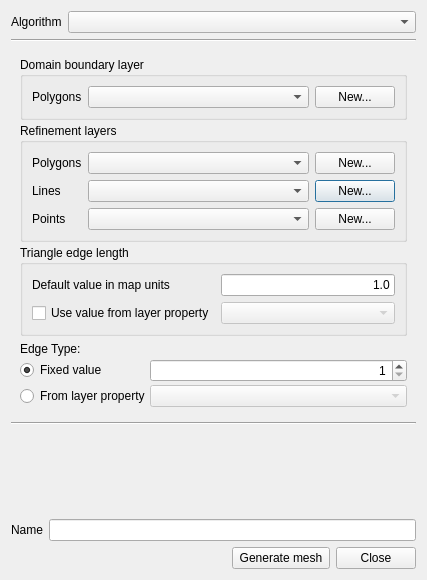
Qt form MeshToolsPlugin/ui_meshtoolsplugin.ui (jdugge/MeshTools) before a commit.
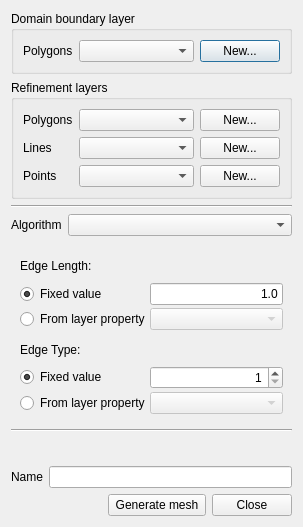
The same form after that commit.

What changed in the file:
```diff
--- a/MeshToolsPlugin/ui_meshtoolsplugin.ui
+++ b/MeshToolsPlugin/ui_meshtoolsplugin.ui
@@ -6,8 +6,8 @@
    <rect>
     <x>0</x>
     <y>0</y>
-    <width>427</width>
-    <height>580</height>
+    <width>303</width>
+    <height>527</height>
    </rect>
   </property>
   <property name="windowTitle">
@@ -15,16 +15,20 @@
   </property>
   <layout class="QVBoxLayout" name="verticalLayout">
    <item>
-    <layout class="QHBoxLayout" name="horizontalLayout">
-     <item>
-      <widget class="QLabel" name="label_6">
+    <widget class="QGroupBox" name="groupBox_2">
+     <property name="title">
+      <string>Domain boundary layer</string>
+     </property>
+     <layout class="QGridLayout" name="gridLayout">
+      <item row="0" column="0">
+       <widget class="QLabel" name="label_9">
        <property name="text">
-        <string>Algorithm</string>
+         <string>Polygons</string>
        </property>
       </widget>
      </item>
-     <item>
-      <widget class="QComboBox" name="cbAlgorithm">
+      <item row="0" column="1">
+       <widget class="QComboBox" name="cbBoundaryPolygons">
        <property name="sizePolicy">
         <sizepolicy hsizetype="Preferred" vsizetype="Fixed">
          <horstretch>1</horstretch>
@@ -33,44 +37,17 @@
        </property>
       </widget>
      </item>
-    </layout>
-   </item>
-   <item>
-    <widget class="Line" name="line_2">
-     <property name="orientation">
-      <enum>Qt::Horizontal</enum>
-     </property>
+      <item row="0" column="2">
+       <widget class="QPushButton" name="pbNewPolygons_2">
+        <property name="text">
+         <string>New...</string>
+        </property>
+       </widget>
+      </item>
+     </layout>
     </widget>
    </item>
    <item>
-    <widget class="QStackedWidget" name="swAlgorithmControls">
-     <property name="frameShape">
-      <enum>QFrame::NoFrame</enum>
-     </property>
-     <property name="frameShadow">
-      <enum>QFrame::Plain</enum>
-     </property>
-     <property name="currentIndex">
-      <number>0</number>
-     </property>
-     <widget class="QWidget" name="pageEasyMesh">
-      <layout class="QVBoxLayout" name="verticalLayout_2">
-       <item>
-        <widget class="QWidget" name="wEdgeLength" native="true">
-         <property name="enabled">
-          <bool>true</bool>
-         </property>
-         <layout class="QGridLayout" name="gridLayout_3">
-          <property name="horizontalSpacing">
-           <number>0</number>
-          </property>
-          <property name="verticalSpacing">
-           <number>3</number>
-          </property>
-          <property name="margin">
-           <number>0</number>
-          </property>
-          <item row="1" column="0" colspan="2">
            <widget class="QGroupBox" name="groupBox">
             <property name="title">
              <string>Refinement layers</string>
@@ -146,21 +123,24 @@
             <zorder>pbNewPoints</zorder>
            </widget>
           </item>
-          <item row="0" column="0" colspan="2">
-           <widget class="QGroupBox" name="groupBox_2">
-            <property name="title">
-             <string>Domain boundary layer</string>
-            </property>
-            <layout class="QGridLayout" name="gridLayout">
-             <item row="0" column="0">
-              <widget class="QLabel" name="label_9">
+   <item>
+    <widget class="Line" name="line_2">
+     <property name="orientation">
+      <enum>Qt::Horizontal</enum>
+     </property>
+    </widget>
+   </item>
+   <item>
+    <layout class="QHBoxLayout" name="horizontalLayout">
+     <item>
+      <widget class="QLabel" name="label_6">
                <property name="text">
-                <string>Polygons</string>
+        <string>Algorithm</string>
                </property>
               </widget>
              </item>
-             <item row="0" column="1">
-              <widget class="QComboBox" name="cbBoundaryPolygons">
+     <item>
+      <widget class="QComboBox" name="cbAlgorithm">
                <property name="sizePolicy">
                 <sizepolicy hsizetype="Preferred" vsizetype="Fixed">
                  <horstretch>1</horstretch>
@@ -169,30 +149,71 @@
                </property>
               </widget>
              </item>
-             <item row="0" column="2">
-              <widget class="QPushButton" name="pbNewPolygons_2">
-               <property name="text">
-                <string>New...</string>
-               </property>
-              </widget>
-             </item>
-            </layout>
-           </widget>
-          </item>
-          <item row="2" column="0">
-           <widget class="QGroupBox" name="groupBox_3">
-            <property name="title">
-             <string>Triangle edge length</string>
-            </property>
-            <layout class="QGridLayout" name="gridLayout_7">
+    </layout>
+   </item>
+   <item>
+    <widget class="QStackedWidget" name="swAlgorithmControls">
+     <property name="frameShape">
+      <enum>QFrame::NoFrame</enum>
+     </property>
+     <property name="frameShadow">
+      <enum>QFrame::Plain</enum>
+     </property>
+     <property name="currentIndex">
+      <number>0</number>
+     </property>
+     <widget class="QWidget" name="pageEasyMesh">
+      <layout class="QVBoxLayout" name="verticalLayout_2">
+       <item>
+        <widget class="QWidget" name="wEdgeLength" native="true">
+         <property name="enabled">
+          <bool>true</bool>
+         </property>
+         <layout class="QGridLayout" name="gridLayout_3">
+          <property name="horizontalSpacing">
+           <number>0</number>
+          </property>
+          <property name="verticalSpacing">
+           <number>3</number>
+          </property>
+          <property name="margin">
+           <number>0</number>
+          </property>
              <item row="0" column="0">
-              <widget class="QLabel" name="label_10">
+           <widget class="QLabel" name="label_4">
                <property name="text">
-                <string>Default value in map units</string>
+             <string>Edge Length:</string>
                </property>
               </widget>
              </item>
-             <item row="0" column="1">
+          <item row="2" column="0" colspan="2">
+           <widget class="QRadioButton" name="rbLengthFromLayer">
+            <property name="text">
+             <string>From layer property</string>
+            </property>
+            <property name="checked">
+             <bool>false</bool>
+            </property>
+           </widget>
+          </item>
+          <item row="2" column="2">
+           <widget class="QComboBox" name="cbLength">
+            <property name="enabled">
+             <bool>false</bool>
+            </property>
+           </widget>
+          </item>
+          <item row="1" column="0">
+           <widget class="QRadioButton" name="rbLengthFixed">
+            <property name="text">
+             <string>Fixed value</string>
+            </property>
+            <property name="checked">
+             <bool>true</bool>
+            </property>
+           </widget>
+          </item>
+          <item row="1" column="2">
               <widget class="QLineEdit" name="leLength">
                <property name="text">
                 <string>1.0</string>
@@ -202,26 +223,6 @@
                </property>
               </widget>
              </item>
-             <item row="1" column="0">
-              <widget class="QCheckBox" name="chkbLengthFromLayer">
-               <property name="text">
-                <string>Use value from layer property</string>
-               </property>
-               <property name="checked">
-                <bool>false</bool>
-               </property>
-              </widget>
-             </item>
-             <item row="1" column="1">
-              <widget class="QComboBox" name="cbLength">
-               <property name="enabled">
-                <bool>false</bool>
-               </property>
-              </widget>
-             </item>
-            </layout>
-           </widget>
-          </item>
          </layout>
         </widget>
        </item>
```
Left out of the diff: 53 changed lines with no effect on the pictures. Lines whose indentation alone changed are shown as unchanged.
